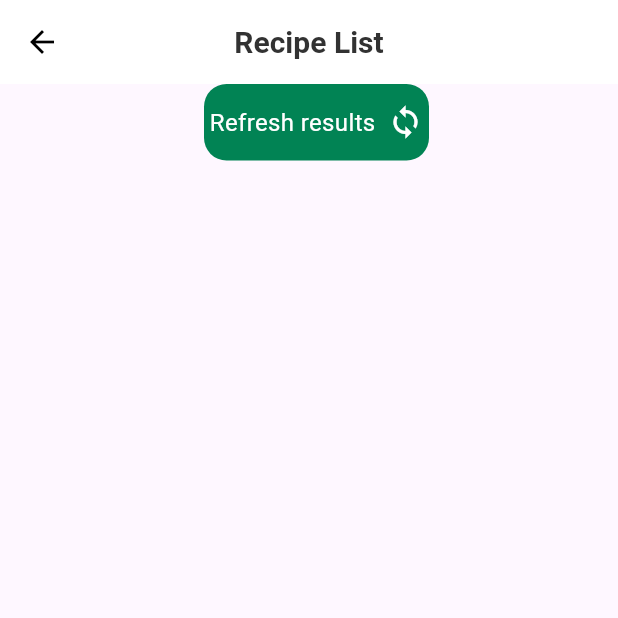
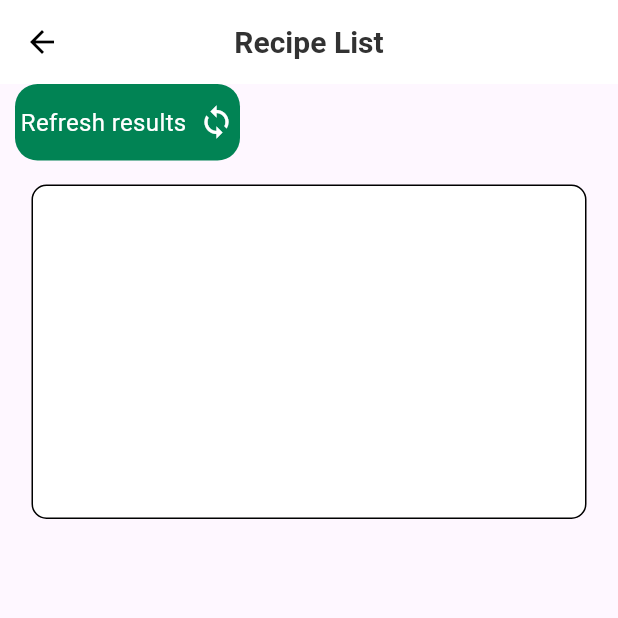
Before and after one commit to ridwan-101/finish_it_demo, a Flutter app: the screen it shows after launch, item 2 of the bottom bar chosen, on a phone screen of 412 x 824 dp, the top half of it. Run offline on Flutter 3.47's test engine with Material 2 defaults, Android fonts, the phone set to English and light mode, and no system bars; our stand-ins replace bloc, flutter_bloc.

Commit message:
recepie handler button and Custom Container

```diff
--- a/lib/features/search result/ui/recipelistresult.dart
+++ b/lib/features/search result/ui/recipelistresult.dart
@@ -51,6 +51,7 @@ class _RecipeListResultState extends State<RecipeListResult> {
 
           body: SingleChildScrollView(
             child: Column(
+              crossAxisAlignment: CrossAxisAlignment.start,
               children: [
                 CustomButtonContainer(
                   onTap: () {
@@ -58,12 +59,20 @@ class _RecipeListResultState extends State<RecipeListResult> {
                   },
                 ),
                 const SizedBox(height: 16),
-                Container(
+                Center(
+                  child: Container(
+                      height: 223,
+                      width: 370,
+                      decoration: BoxDecoration(
+                        color: Colors.white,
+                        borderRadius: const BorderRadius.all(
+                          Radius.circular(10),
+                        ),
+                        border: Border.all(color: Colors.black),
+                      ),
+                      child: Text(""),
 
-
-
-
-
+                      ),
                 )
               ],
             ),
--- a/lib/main.dart
+++ b/lib/main.dart
@@ -1,5 +1,5 @@
-
 import 'package:finish_it_demo/ui/landingpage.dart';
+import 'package:finish_it_demo/ui/model/searchsort.dart';
 import 'package:flutter/material.dart';
 
 void main() {
```
Also changed, not shown: lib/features/search result/ui/custom containers/viewrecepiehandler.dart (added, +41 -0 lines), lib/ui/model/searchsort.dart (+3 -5 lines).
